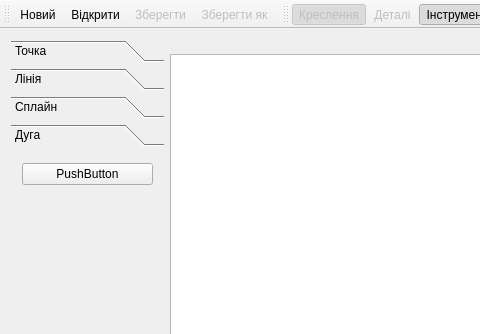
Before: the Qt Designer form mainwindow.ui in OpnTec/fashionmaker, drawn with Qt 5; both pictures show x 0 to 480 and y 0 to 334 of the 1100 by 700 pixel window.
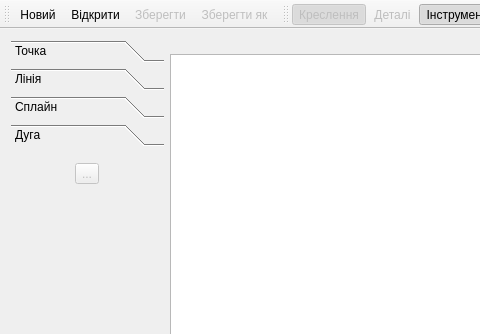
After: the same form once the commit is applied. The open tabs and pages were chosen to show the change. Icons and pictures are not drawn.

Commit message: Add tool arc

Diff of the .ui file:
```diff
--- a/mainwindow.ui
+++ b/mainwindow.ui
@@ -341,7 +341,7 @@
          <x>0</x>
          <y>0</y>
          <width>154</width>
-         <height>45</height>
+         <height>58</height>
         </rect>
        </property>
        <property name="sizePolicy">
@@ -355,9 +355,25 @@
        </attribute>
        <layout class="QGridLayout" name="gridLayout_5">
         <item row="0" column="0">
-         <widget class="QPushButton" name="pushButton_8">
+         <widget class="QToolButton" name="toolButtonArc">
+          <property name="enabled">
+           <bool>false</bool>
+          </property>
           <property name="text">
-           <string>PushButton</string>
+           <string>...</string>
+          </property>
+          <property name="icon">
+           <iconset resource="icon.qrc">
+            <normaloff>:/icon/32x32/arc.png</normaloff>:/icon/32x32/arc.png</iconset>
+          </property>
+          <property name="iconSize">
+           <size>
+            <width>32</width>
+            <height>32</height>
+           </size>
+          </property>
+          <property name="checkable">
+           <bool>true</bool>
           </property>
          </widget>
         </item>
```
Left out of the diff: 2 changed lines with no effect on the pictures. The commit also changes 26 other files.
